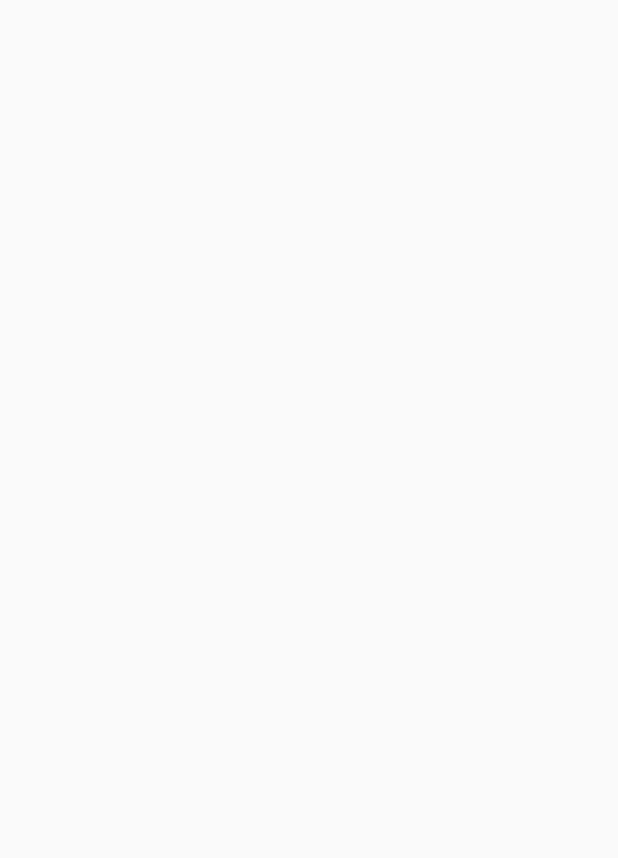
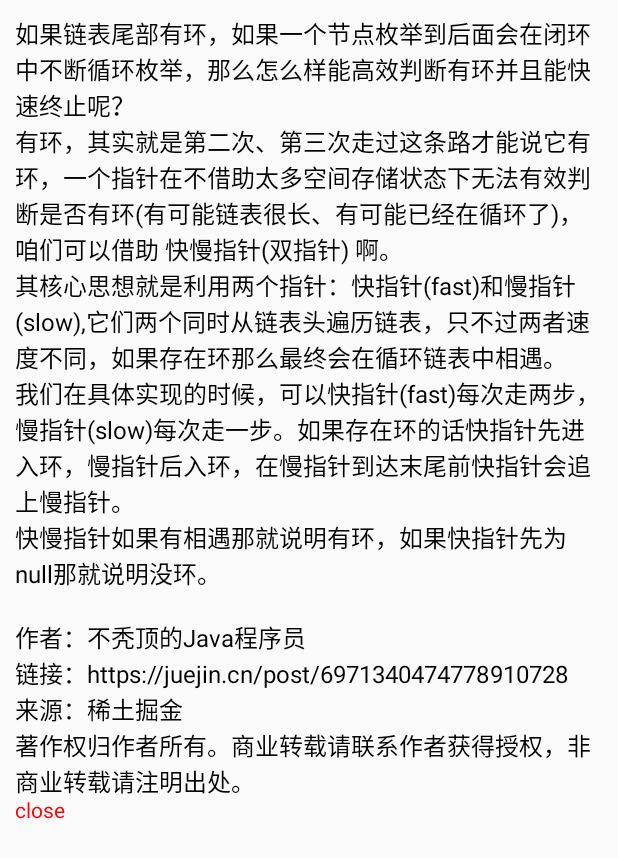
Before and after one commit to anlonglong/JetpackComposeBookLearn, an Android app built with Jetpack Compose: the Animation1Activity screen opened directly, with no data from a screen before it, on a phone screen of 412 x 824 dp. Before the commit the part shown is empty. Shown: the top 858 px of the screen. Run offline under Robolectric (Android 15) with nearby library versions, the phone set to English and light mode, and no system bars.

Commit message:
Animation 3

```diff
--- a/app/src/main/java/com/longlong/an/jetpackcomposebooklearn/chapter5/BottomNavigationActivity.kt
+++ b/app/src/main/java/com/longlong/an/jetpackcomposebooklearn/chapter5/BottomNavigationActivity.kt
@@ -3,6 +3,7 @@ package com.longlong.an.jetpackcomposebooklearn.chapter5
 import android.os.Bundle
 import androidx.activity.ComponentActivity
 import androidx.activity.compose.setContent
+import androidx.compose.animation.Crossfade
 import androidx.compose.foundation.background
 import androidx.compose.foundation.layout.Arrangement
 import androidx.compose.foundation.layout.Column
@@ -82,11 +83,13 @@ class BottomNavigationActivity : ComponentActivity() {
                 }
             }
         }) {
-            when (position) {
-                Tab.ONE -> One()
-                Tab.TWO -> Two()
-                Tab.THREE -> Three()
-                Tab.FOUR -> Four()
+            Crossfade(targetState = position) { screen ->
+                when (screen) {
+                    Tab.ONE -> One()
+                    Tab.TWO -> Two()
+                    Tab.THREE -> Three()
+                    Tab.FOUR -> Four()
+                }
             }
         }
     }
--- a/app/src/main/java/com/longlong/an/jetpackcomposebooklearn/chapter7/Animation1Activity.kt
+++ b/app/src/main/java/com/longlong/an/jetpackcomposebooklearn/chapter7/Animation1Activity.kt
@@ -2,10 +2,10 @@ package com.longlong.an.jetpackcomposebooklearn.chapter7
 
 import android.os.Bundle
 import androidx.activity.ComponentActivity
-import androidx.compose.animation.AnimatedVisibility
-import androidx.compose.foundation.layout.Column
-import androidx.compose.foundation.layout.padding
-import androidx.compose.foundation.layout.size
+import androidx.activity.compose.setContent
+import androidx.compose.animation.*
+import androidx.compose.foundation.clickable
+import androidx.compose.foundation.layout.*
 import androidx.compose.material.Button
 import androidx.compose.material.Text
 import androidx.compose.runtime.Composable
@@ -14,8 +14,12 @@ import androidx.compose.runtime.mutableStateOf
 import androidx.compose.runtime.remember
 import androidx.compose.ui.Modifier
 import androidx.compose.ui.graphics.Color
+import androidx.compose.ui.text.style.TextAlign
+import androidx.compose.ui.text.style.TextOverflow
 import androidx.compose.ui.tooling.preview.Preview
+import androidx.compose.ui.unit.IntOffset
 import androidx.compose.ui.unit.dp
+import androidx.compose.ui.unit.sp
 
 
 /**
@@ -25,7 +29,9 @@ class Animation1Activity : ComponentActivity() {
 
     override fun onCreate(savedInstanceState: Bundle?) {
         super.onCreate(savedInstanceState)
-
+        setContent {
+            EasyAnimation2()
+        }
     }
 
     @Composable
@@ -39,12 +45,52 @@ class Animation1Activity : ComponentActivity() {
             Button(onClick = { visible.value = !visible.value }) {
                 Text(text = "可见性动画")
             }
-            AnimatedVisibility(visible = visible.value) {
+            AnimatedVisibility(
+                visible = visible.value,
+                enter = slideIn(initialOffset = { IntOffset(400, 400) }) + expandIn(),
+                exit = slideOut(targetOffset = { IntOffset(400, 400) }) + shrinkOut()
+            ) {
                 Text(
                     text = "ADFGHJKLjbdfbkdscedsjkbcksjbjsdkbcse",
                     modifier = Modifier.size(150.dp),
                 )
             }
+        }
+    }
+
+
+    @Composable
+    fun EasyAnimation2() {
+        val expend = remember { mutableStateOf(true) }
+        val expend2 by remember { mutableStateOf(true) }
+        Column(
+            modifier = Modifier.fillMaxWidth()
+                .fillMaxHeight()
+                .padding(10.dp)
+        ) {
+            Text(
+                text = "如果链表尾部有环，如果一个节点枚举到后面会在闭环中不断循环枚举，那么怎么样能高效判断有环并且能快速终止呢？\n" +
+                        "有环，其实就是第二次、第三次走过这条路才能说它有环，一个指针在不借助太多空间存储状态下无法有效判断是否有环(有可能链表很长、有可能已经在循环了)，咱们可以借助 快慢指针(双指针) 啊。\n" +
+                        "其核心思想就是利用两个指针：快指针(fast)和慢指针(slow),它们两个同时从链表头遍历链表，只不过两者速度不同，如果存在环那么最终会在循环链表中相遇。\n" +
+                        "我们在具体实现的时候，可以快指针(fast)每次走两步，慢指针(slow)每次走一步。如果存在环的话快指针先进入环，慢指针后入环，在慢指针到达末尾前快指针会追上慢指针。\n" +
+                        "快慢指针如果有相遇那就说明有环，如果快指针先为null那就说明没环。\n" +
+                        "\n" +
+                        "作者：不秃顶的Java程序员\n" +
+                        "链接：https://juejin.cn/post/6971340474778910728\n" +
+                        "来源：稀土掘金\n" +
+                        "著作权归作者所有。商业转载请联系作者获得授权，非商业转载请注明出处。",
+                fontSize = 16.sp,
+                textAlign = TextAlign.Justify,
+                overflow = TextOverflow.Ellipsis,
+                modifier = Modifier.animateContentSize(),
+                maxLines = expend.value.takeIf { it }?.run { Int.MAX_VALUE } ?: kotlin.run { 2 }
+            )
+
+            Text(text = expend.value.takeIf { it }?.run { "close" } ?: kotlin.run { "open" },
+                color = Color.Red,
+                modifier = Modifier.clickable {
+                    expend.value = expend.value.not()
+                })
         }
     }
 
```
